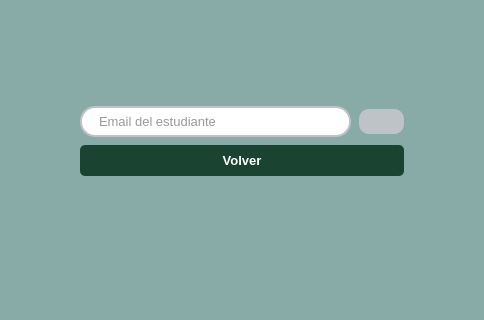
Above: src/vista/Ui/VistaBuscarEstudiante.ui from ivantm1/proyecto-software before the change; both pictures show x 278 to 762 and y 320 to 640 of the 1040 by 921 pixel window. Below: the same form after it.
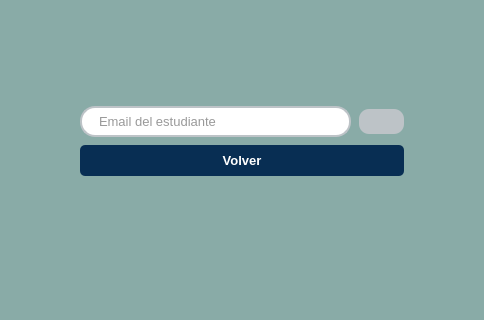
That is the form after the change. Icons and pictures are not drawn.

Commit message: Todas las vistas cambiadas

The edit to the form file:
```diff
--- a/src/vista/Ui/VistaBuscarEstudiante.ui
+++ b/src/vista/Ui/VistaBuscarEstudiante.ui
@@ -145,9 +145,9 @@
         <widget class="QPushButton" name="boton_volver">
          <property name="styleSheet">
           <string notr="true">QPushButton {
-    background-color: #1B4332; 
-    color: white; 
-    border-radius: 5px;  
+    background-color: #082e53; 
+    color: white;  
+    border-radius: 5px; 
     padding: 8px;  
     font-weight: bold;
 }
```
Left out of the diff: 4 changed lines with no effect on the pictures. The commit also changes 9 other files.
